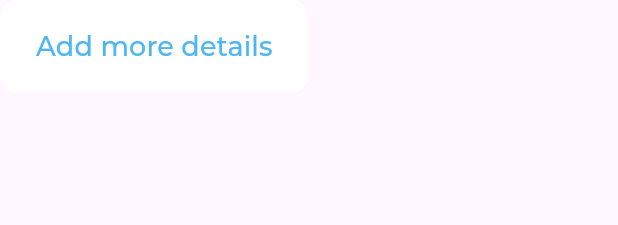
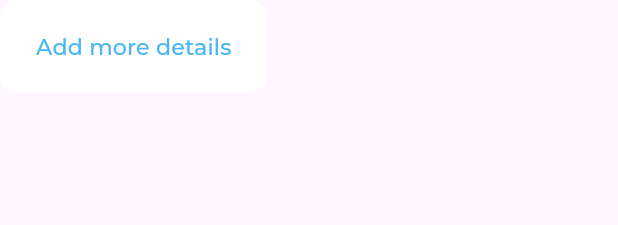
Before and after one commit to Omar-developer533/responsive_dash_board, a Flutter app: the CustomButton widget shown alone on an empty page, opened directly, on a phone screen of 412 x 824 dp. Shown: the top 225 px of the screen. Run offline on Flutter 3.47's test engine with Material 3 defaults, Android fonts, the phone set to English and light mode, and no system bars; our stand-ins replace expandable_page_view, fl_chart, flutter_svg; statements that could not run were skipped.

Commit message:
convert text styles to textstyles functions

```diff
--- a/lib/utls/app_styles.dart
+++ b/lib/utls/app_styles.dart
@@ -1,64 +1,108 @@
+import 'package:flutter/foundation.dart';
 import 'package:flutter/widgets.dart';
+import 'package:respnsive_dash_board/utls/size_config.dart';
 
 abstract class AppStyles {
-  static const TextStyle styleSemiBold16 = TextStyle(
+  static TextStyle styleSemiBold16(contex) {
+    return TextStyle(
       fontFamily: 'Montserrat',
-    fontSize: 16,
+      fontSize: getResponsiveFontSize(contex, fontSize: 16),
       color: Color(0xff064061),
       fontWeight: FontWeight.w600,
     );
-  static const TextStyle styleRegular12 = TextStyle(
+  }
+
+  static TextStyle styleRegular12(contex) {
+    return TextStyle(
       fontFamily: 'Montserrat',
-    fontSize: 12,
+      fontSize: getResponsiveFontSize(contex, fontSize: 12),
       color: Color(0xffAAAAAA),
       fontWeight: FontWeight.w400,
     );
-  static const TextStyle styleBold16 = TextStyle(
+  }
+
+  static TextStyle styleBold16(context) {
+    return TextStyle(
       fontFamily: 'Montserrat',
-    fontSize: 16,
+      fontSize: getResponsiveFontSize(context, fontSize: 16),
       color: Color(0xff4EB7F2),
       fontWeight: FontWeight.w700,
     );
-  static const TextStyle styleRegular16 = TextStyle(
+  }
+
+  static TextStyle styleRegular16(contex) {
+    return TextStyle(
       fontFamily: 'Montserrat',
-    fontSize: 16,
+      fontSize: getResponsiveFontSize(contex, fontSize: 16),
       color: Color(0xff064061),
       fontWeight: FontWeight.w400,
     );
-  static const TextStyle styleSemiBold20 = TextStyle(
+  }
+
+  static TextStyle styleSemiBold20(context) {
+    return TextStyle(
       fontFamily: 'Montserrat',
-    fontSize: 20,
+      fontSize: getResponsiveFontSize(context, fontSize: 20),
       color: Color(0xff064061),
       fontWeight: FontWeight.w600,
     );
-  static const TextStyle styleMedium16 = TextStyle(
+  }
+
+  static TextStyle styleMedium16(context){return TextStyle(
     fontFamily: 'Montserrat',
-    fontSize: 16,
+    fontSize: getResponsiveFontSize(context,fontSize: 16),
     color: Color(0xff064061),
     fontWeight: FontWeight.w500,
-  );
-  static const TextStyle styleRegular14 = TextStyle(
+  );}
+
+  static TextStyle styleRegular14 (context){return TextStyle(
     fontFamily: 'Montserrat',
-    fontSize: 14,
+    fontSize: getResponsiveFontSize(context,fontSize: 14),
     color: Color(0xffAAAAAA),
     fontWeight: FontWeight.w400,
-  );
-  static const TextStyle styleSemiBold24 = TextStyle(
+  );}
+
+  static TextStyle styleSemiBold24 (context){return TextStyle(
     fontFamily: 'Montserrat',
-    fontSize: 24,
+    fontSize: getResponsiveFontSize(context,fontSize: 24),
     color: Color(0xff4EB7F2),
     fontWeight: FontWeight.w600,
-  );
-  static const TextStyle styleSemiBold18 = TextStyle(
+  );}
+
+  static TextStyle styleSemiBold18 (context){return TextStyle(
     fontFamily: 'Montserrat',
-    fontSize: 18,
+    fontSize: getResponsiveFontSize(context,fontSize: 18),
     color: Color(0xff4EB7F2),
     fontWeight: FontWeight.w600,
-  );
-  static const TextStyle styleMedium20 = TextStyle(
+  );}
+
+  static TextStyle styleMedium20 (context){return  TextStyle(
     fontFamily: 'Montserrat',
-    fontSize: 20,
+    fontSize: getResponsiveFontSize(context,fontSize: 20),
     color: Color(0xffFFFFFF),
     fontWeight: FontWeight.w500,
-  );
+  );}
 }
+
+double getResponsiveFontSize(context, {required double fontSize}) {
+  double scaleFactor = getScaleFactor(context);
+  double responiveFontSize = fontSize * scaleFactor;
+  double loweLimit = fontSize * 0.8;
+  double upperLimit = fontSize * 1.2;
+  return responiveFontSize.clamp(loweLimit, upperLimit);
+}
+
+double getScaleFactor(context) {
+  // var dispatcher = PlatformDispatcher.instance;
+  // var phisiclWidth = dispatcher.views.first.physicalSize.width;
+  // var devicePixelratio = dispatcher.views.first.devicePixelRatio;
+  // var width = phisiclWidth / devicePixelratio;
+  double width = MediaQuery.sizeOf(context).width;
+  if (width < SizeConfig.tablet) {
+    return width / 500;
+  } else if (width < SizeConfig.desktop) {
+    return width / 1000;
+  } else {
+    return width / 1920;
+  }
+}
--- a/lib/views/widgets/active_and_inactive_drawer_item.dart
+++ b/lib/views/widgets/active_and_inactive_drawer_item.dart
@@ -13,7 +13,7 @@ class InActiveDrawerItem extends StatelessWidget {
   Widget build(BuildContext context) {
     return ListTile(
       leading: SvgPicture.asset(item.icon),
-      title: Text(item.title, style: AppStyles.styleRegular16),
+      title: Text(item.title, style: AppStyles.styleRegular16(context)),
     );
   }
 }
@@ -27,7 +27,7 @@ class ActiveDrawerItem extends StatelessWidget {
   Widget build(BuildContext context) {
     return ListTile(
       leading: SvgPicture.asset(item.icon),
-      title: Text(item.title, style: AppStyles.styleBold16),
+      title: Text(item.title, style: AppStyles.styleBold16(context)),
       trailing: SizedBox(width: 3, child: Container(color: Color(0xff4EB7F2))),
     );
   }
--- a/lib/views/widgets/all_expenses_header.dart
+++ b/lib/views/widgets/all_expenses_header.dart
@@ -11,7 +11,7 @@ class AllExpensesHeader extends StatelessWidget {
       mainAxisAlignment: MainAxisAlignment.spaceBetween,
 
       children: [
-        Text('All Expenses', style: AppStyles.styleSemiBold20),
+        Text('All Expenses', style: AppStyles.styleSemiBold20(context)),
         RangeOptions(),
       ],
     );
--- a/lib/views/widgets/custom_button.dart
+++ b/lib/views/widgets/custom_button.dart
@@ -2,7 +2,12 @@ import 'package:flutter/material.dart';
 import 'package:respnsive_dash_board/utls/app_styles.dart';
 
 class CustomButton extends StatelessWidget {
-  const CustomButton({super.key, this.backGroundColor, required this.text, this.color});
+  const CustomButton({
+    super.key,
+    this.backGroundColor,
+    required this.text,
+    this.color,
+  });
   final Color? backGroundColor;
   final String text;
   final Color? color;
@@ -21,7 +26,9 @@ class CustomButton extends StatelessWidget {
         onPressed: () {},
         child: Text(
           text,
-          style: AppStyles.styleSemiBold18.copyWith(color:color?? Colors.white),
+          style: AppStyles.styleSemiBold18(
+            context,
+          ).copyWith(color: color ?? Colors.white),
         ),
       ),
     );
--- a/lib/views/widgets/custom_text_field.dart
+++ b/lib/views/widgets/custom_text_field.dart
@@ -9,7 +9,7 @@ class CustomTextField extends StatelessWidget {
     return TextField(
       decoration: InputDecoration(
         hintText: text,
-        hintStyle: AppStyles.styleRegular16.copyWith(color: Color(0xffAAAAAA)),
+        hintStyle: AppStyles.styleRegular16(context).copyWith(color: Color(0xffAAAAAA)),
         fillColor: Color(0xffFAFAFA),
         filled: true,
         enabledBorder: buildBorder(),
--- a/lib/views/widgets/incom_section_header.dart
+++ b/lib/views/widgets/incom_section_header.dart
@@ -12,7 +12,7 @@ class IncomSectionHeader extends StatelessWidget {
     return Row(
       mainAxisAlignment: MainAxisAlignment.spaceBetween,
       children: [
-        Text('Income', style: AppStyles.styleSemiBold20),
+        Text('Income', style: AppStyles.styleSemiBold20(context)),
         Container(
           padding: const EdgeInsets.symmetric(
             vertical: 12,
@@ -24,7 +24,7 @@ class IncomSectionHeader extends StatelessWidget {
           ),
           child: Row(
             children: [
-              Text('Monthly', style: AppStyles.styleMedium16),
+              Text('Monthly', style: AppStyles.styleMedium16(context)),
               SizedBox(width: 16),
               Transform.rotate(
                 angle: -1.57079633,
--- a/lib/views/widgets/item_details.dart
+++ b/lib/views/widgets/item_details.dart
@@ -18,10 +18,10 @@ class ItemDetails extends StatelessWidget {
           color: item.color,
         ),
       ),
-      title: Text(item.title, style: AppStyles.styleRegular16),
+      title: Text(item.title, style: AppStyles.styleRegular16(context)),
       trailing: Text(
         item.value,
-        style: AppStyles.styleMedium16.copyWith(color: Color(0xff208CC8)),
+        style: AppStyles.styleMedium16(context).copyWith(color: Color(0xff208CC8)),
       ),
     );
   }
--- a/lib/views/widgets/latestTransection.dart
+++ b/lib/views/widgets/latestTransection.dart
@@ -10,7 +10,7 @@ class LatestTransaction extends StatelessWidget {
     return Column(
       crossAxisAlignment: CrossAxisAlignment.start,
       children: [
-        Text('Latest Transaction', style: AppStyles.styleMedium16),
+        Text('Latest Transaction', style: AppStyles.styleMedium16(context)),
         SizedBox(height: 16),
         LatesetTransactionListView(),
 
--- a/lib/views/widgets/my_cards_section.dart
+++ b/lib/views/widgets/my_cards_section.dart
@@ -28,7 +28,7 @@ class _MyCardsSectionState extends State<MyCardsSection> {
     return Column(
       crossAxisAlignment: CrossAxisAlignment.start,
       children: [
-        Text('My card', style: AppStyles.styleSemiBold20),
+        Text('My card', style: AppStyles.styleSemiBold20(context)),
         SizedBox(height: 20),
         MyCardPageView(controller: pageController),
         SizedBox(height: 20),
--- a/lib/views/widgets/quick_invoice_header.dart
+++ b/lib/views/widgets/quick_invoice_header.dart
@@ -9,7 +9,7 @@ class QuickInvoiceHeader extends StatelessWidget {
     return Row(
       mainAxisAlignment: MainAxisAlignment.spaceBetween,
       children: [
-        Text('Quick Invoice', style: AppStyles.styleSemiBold20),
+        Text('Quick Invoice', style: AppStyles.styleSemiBold20(context)),
         Container(
           height: 48,
           width: 48,
--- a/lib/views/widgets/range_optins.dart
+++ b/lib/views/widgets/range_optins.dart
@@ -14,7 +14,7 @@ class RangeOptions extends StatelessWidget {
       ),
       child: Row(
         children: [
-          Text('Monthly', style: AppStyles.styleMedium16),
+          Text('Monthly', style: AppStyles.styleMedium16(context)),
           SizedBox(width: 18),
           Icon(Icons.keyboard_arrow_down, color: Color(0xff064061)),
         ],
--- a/lib/views/widgets/title_text_fieled.dart
+++ b/lib/views/widgets/title_text_fieled.dart
@@ -14,7 +14,7 @@ class TitleTextFieled extends StatelessWidget {
     return Column(
       crossAxisAlignment: CrossAxisAlignment.start,
       children: [
-        Text(title, style: AppStyles.styleMedium16),
+        Text(title, style: AppStyles.styleMedium16(context)),
         SizedBox(height: 12),
         CustomTextField(text: hintText),
       ],
--- a/lib/views/widgets/transaction_history.dart
+++ b/lib/views/widgets/transaction_history.dart
@@ -15,7 +15,7 @@ class TransactionHistory extends StatelessWidget {
         SizedBox(height: 20),
         Text(
           '13 April 2022',
-          style: AppStyles.styleMedium16.copyWith(color: Color(0xffAAAAAA)),
+          style: AppStyles.styleMedium16(context).copyWith(color: Color(0xffAAAAAA)),
         ),
         SizedBox(height: 16),
         TransactionHistoryListView(),
--- a/lib/views/widgets/transaction_history_header.dart
+++ b/lib/views/widgets/transaction_history_header.dart
@@ -11,10 +11,10 @@ class TransactionHistoryHeader extends StatelessWidget {
     return Row(
       mainAxisAlignment: MainAxisAlignment.spaceBetween,
       children: [
-        Text('Transaction History', style: AppStyles.styleSemiBold20),
+        Text('Transaction History', style: AppStyles.styleSemiBold20(context)),
         Text(
           'See all',
-          style: AppStyles.styleMedium16.copyWith(color: Color(0xff4EB7F2)),
+          style: AppStyles.styleMedium16(context).copyWith(color: Color(0xff4EB7F2)),
         ),
       ],
     );
```
Also changed, not shown: lib/views/widgets/detailed_income_chart.dart (+4 -4 lines), lib/views/widgets/inactive_allexpensesItem_and_active_all_expenses_item.dart (+11 -6 lines), lib/views/widgets/my_card.dart (+4 -4 lines), lib/views/widgets/transaction_item.dart (+8 -4 lines), lib/views/widgets/user_info_listtile.dart (+5 -2 lines). Lines whose indentation alone changed are shown as unchanged.
